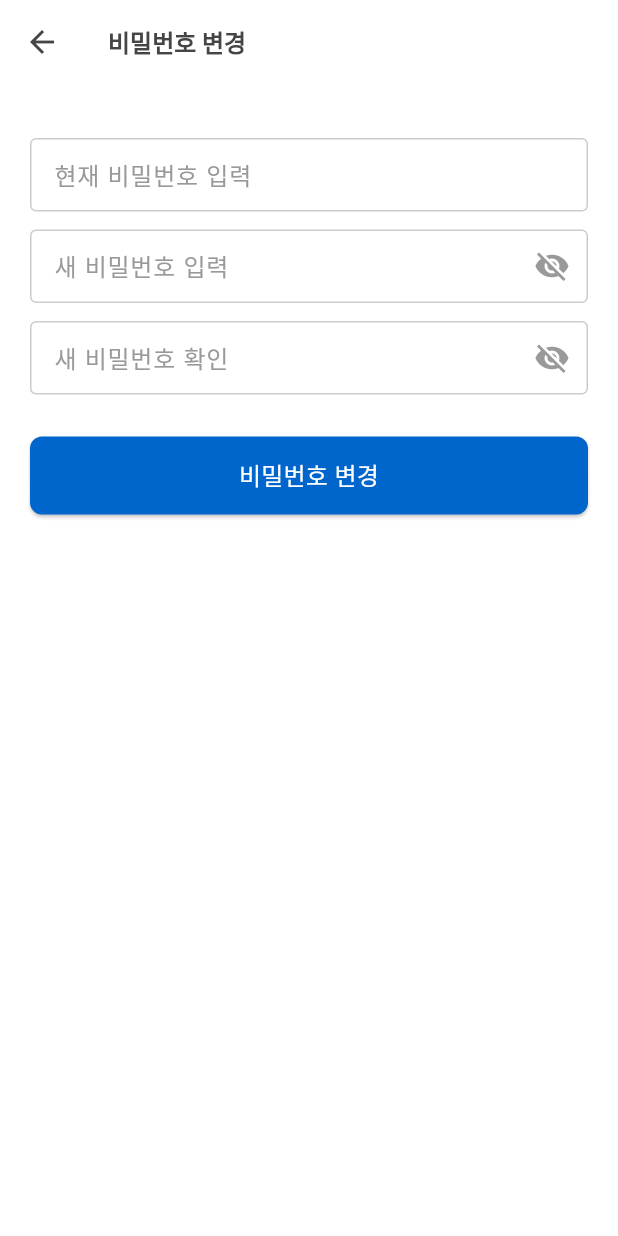
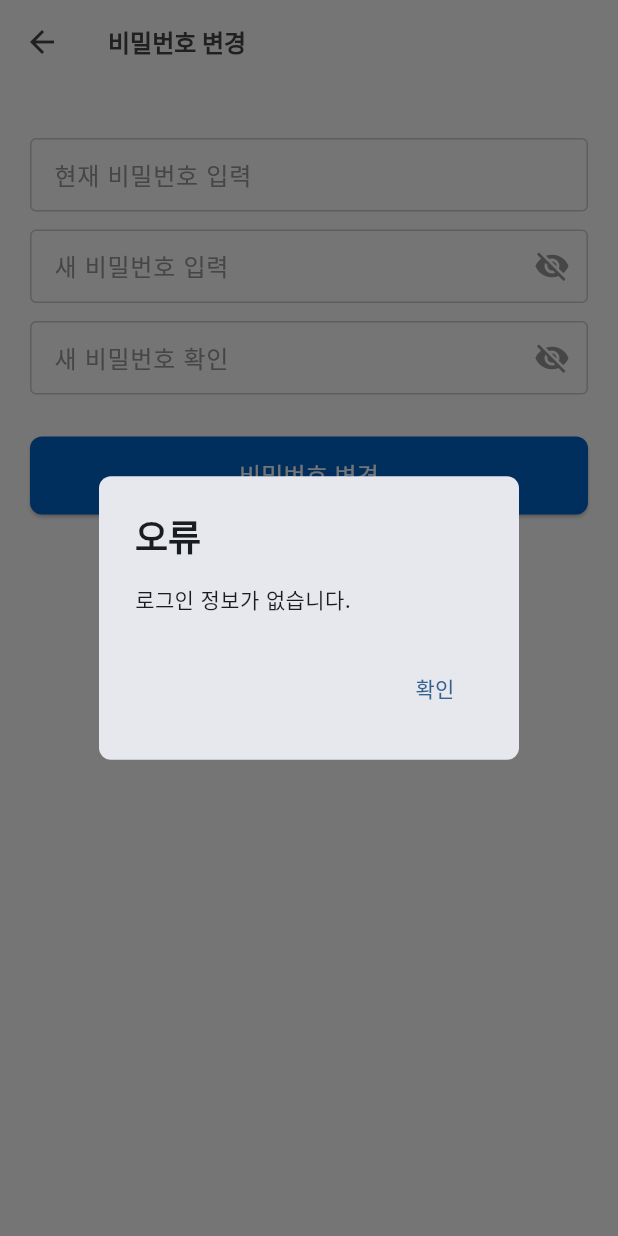
Before and after one commit to tjaudwn23/ai_parking_app, a Flutter app: the ChangePasswordScreen screen opened directly, after a tap on "비밀번호 변경", on a phone screen of 412 x 824 dp. Run offline on Flutter 3.47's test engine with Material 3 defaults, Android fonts, the phone set to English and light mode, and no system bars; our stand-ins replace flutter_secure_storage, flutter_svg, google_fonts; missing offline and left inert: kpostal; accounts and stored records are empty.

Commit message:
feat : 비밀번호 변경 기능, UserData 이메일 추가 본문은 구체적으로 어떤 파일/로직이 어떻게 바뀌었는지, 그리고 유효성 검사 및 UI 동작까지 명확하게 기술합니다. 협업자나 미래의 내가 봐도 한눈에 변경사항을 파악할 수 있도록 작성했습니다.

```diff
--- /dev/null
+++ b/lib/data/model/change_password_request.dart
@@ -0,0 +1,19 @@
+class ChangePasswordRequest {
+  final String email;
+  final String currentPassword;
+  final String newPassword;
+
+  ChangePasswordRequest({
+    required this.email,
+    required this.currentPassword,
+    required this.newPassword,
+  });
+
+  Map<String, dynamic> toJson() {
+    return {
+      'email': email,
+      'current_password': currentPassword,
+      'new_password': newPassword,
+    };
+  }
+}
--- a/lib/data/model/user_data.dart
+++ b/lib/data/model/user_data.dart
@@ -1,4 +1,5 @@
 class UserData {
+  final String email;
   final String address;
   final double latitude;
   final String nickname;
@@ -9,6 +10,7 @@ class UserData {
   final bool phoneVerified;
 
   UserData({
+    required this.email,
     required this.address,
     required this.latitude,
     required this.nickname,
@@ -21,6 +23,7 @@ class UserData {
 
   factory UserData.fromJson(Map<String, dynamic> json) {
     return UserData(
+      email: json['email'] ?? '',
       address: json['address'] ?? '',
       latitude: (json['latitude'] as num?)?.toDouble() ?? 0.0,
       nickname: json['nickname'] ?? '',
@@ -34,6 +37,7 @@ class UserData {
 
   Map<String, dynamic> toJson() {
     return {
+      'email': email,
       'address': address,
       'latitude': latitude,
       'nickname': nickname,
--- a/lib/presentation/login/login_screen.dart
+++ b/lib/presentation/login/login_screen.dart
@@ -1,14 +1,8 @@
-import 'dart:convert';
-
-import 'package:ai_parking/data/data_source/auth_api.dart';
-import 'package:ai_parking/data/model/login_response.dart';
 import 'package:ai_parking/presentation/common/custom_text_field.dart';
-import 'package:ai_parking/presentation/main/main_screen.dart';
 import 'package:ai_parking/presentation/register/register_screen.dart';
 import 'package:flutter/material.dart';
 import 'package:flutter_svg/flutter_svg.dart';
 import 'package:google_fonts/google_fonts.dart';
-import 'package:http/http.dart' as http;
 import 'package:ai_parking/presentation/provider/user_provider.dart';
 import 'package:provider/provider.dart';
 
--- a/lib/presentation/my_info/change_password_screen.dart
+++ b/lib/presentation/my_info/change_password_screen.dart
@@ -1,6 +1,10 @@
 import 'package:ai_parking/presentation/common/custom_text_field.dart';
+import 'package:ai_parking/presentation/provider/user_provider.dart';
 import 'package:flutter/material.dart';
 import 'package:google_fonts/google_fonts.dart';
+import 'package:provider/provider.dart';
+import 'package:ai_parking/data/data_source/auth_api.dart';
+import 'package:ai_parking/data/model/change_password_request.dart';
 
 class ChangePasswordScreen extends StatefulWidget {
   const ChangePasswordScreen({super.key});
@@ -16,6 +20,7 @@ class _ChangePasswordScreenState extends State<ChangePasswordScreen> {
 
   bool _isNewPasswordVisible = false;
   bool _isNewPasswordConfirmVisible = false;
+  bool _isLoading = false;
 
   @override
   void dispose() {
@@ -23,6 +28,84 @@ class _ChangePasswordScreenState extends State<ChangePasswordScreen> {
     _newPasswordController.dispose();
     _newPasswordConfirmController.dispose();
     super.dispose();
+  }
+
+  Future<void> _changePassword() async {
+    if (_isLoading) return;
+    final user = Provider.of<UserProvider>(context, listen: false).user;
+    if (user == null) {
+      _showDialog('오류', '로그인 정보가 없습니다.', false);
+      return;
+    }
+    final email = user.email; // UserData에 email 필드가 있다면 user.email로 교체
+    final currentPassword = _currentPasswordController.text;
+    final newPassword = _newPasswordController.text;
+    final newPasswordConfirm = _newPasswordConfirmController.text;
+
+    if (newPassword != newPasswordConfirm) {
+      _showDialog('오류', '새 비밀번호가 일치하지 않습니다.', false);
+      return;
+    }
+    if (!_isPasswordValid(newPassword)) {
+      _showDialog('오류', '새 비밀번호는 8자 이상, 대문자와 소문자를 모두 포함해야 합니다.', false);
+      return;
+    }
+
+    setState(() {
+      _isLoading = true;
+    });
+    try {
+      final api = AuthApi();
+      final req = ChangePasswordRequest(
+        email: email,
+        currentPassword: currentPassword,
+        newPassword: newPassword,
+      );
+      final message = await api.changePassword(req);
+      if (mounted) {
+        _showDialog('성공', message, true);
+      }
+    } catch (e) {
+      if (mounted) {
+        _showDialog('오류', e.toString().replaceAll('Exception: ', ''), false);
+      }
+    } finally {
+      if (mounted) {
+        setState(() {
+          _isLoading = false;
+        });
+      }
+    }
+  }
+
+  void _showDialog(String title, String message, bool isSuccess) {
+    showDialog(
+      context: context,
+      builder: (context) {
+        return AlertDialog(
+          shape: RoundedRectangleBorder(borderRadius: BorderRadius.circular(8)),
+          title: Text(
+            title,
+            style: GoogleFonts.inter(fontWeight: FontWeight.bold),
+          ),
+          content: Text(message, style: GoogleFonts.inter()),
+          actions: [
+            TextButton(
+              onPressed: () {
+                Navigator.of(context).pop();
+                if (isSuccess) Navigator.of(context).pop();
+              },
+              child: const Text('확인'),
+            ),
+          ],
+        );
+      },
+    );
+  }
+
+  bool _isPasswordValid(String password) {
+    final passwordRegExp = RegExp(r'^(?=.*[a-z])(?=.*[A-Z]).{8,}');
+    return passwordRegExp.hasMatch(password);
   }
 
   @override
@@ -80,9 +163,7 @@ class _ChangePasswordScreenState extends State<ChangePasswordScreen> {
             ),
             const SizedBox(height: 28),
             ElevatedButton(
-              onPressed: () {
-                // TODO: 비밀번호 변경 로직 구현
-              },
+              onPressed: _isLoading ? null : _changePassword,
               style: ElevatedButton.styleFrom(
                 backgroundColor: const Color(0xFF0066CC),
                 shape: RoundedRectangleBorder(
@@ -90,10 +171,22 @@ class _ChangePasswordScreenState extends State<ChangePasswordScreen> {
                 ),
                 padding: const EdgeInsets.symmetric(vertical: 14),
               ),
-              child: Text(
-                '비밀번호 변경',
-                style: GoogleFonts.inter(color: Colors.white, fontSize: 16),
-              ),
+              child: _isLoading
+                  ? const SizedBox(
+                      height: 20,
+                      width: 20,
+                      child: CircularProgressIndicator(
+                        color: Colors.white,
+                        strokeWidth: 3,
+                      ),
+                    )
+                  : Text(
+                      '비밀번호 변경',
+                      style: GoogleFonts.inter(
+                        color: Colors.white,
+                        fontSize: 16,
+                      ),
+                    ),
             ),
           ],
         ),
```
Also changed, not shown: lib/data/data_source/auth_api.dart (+19 -0 lines).
